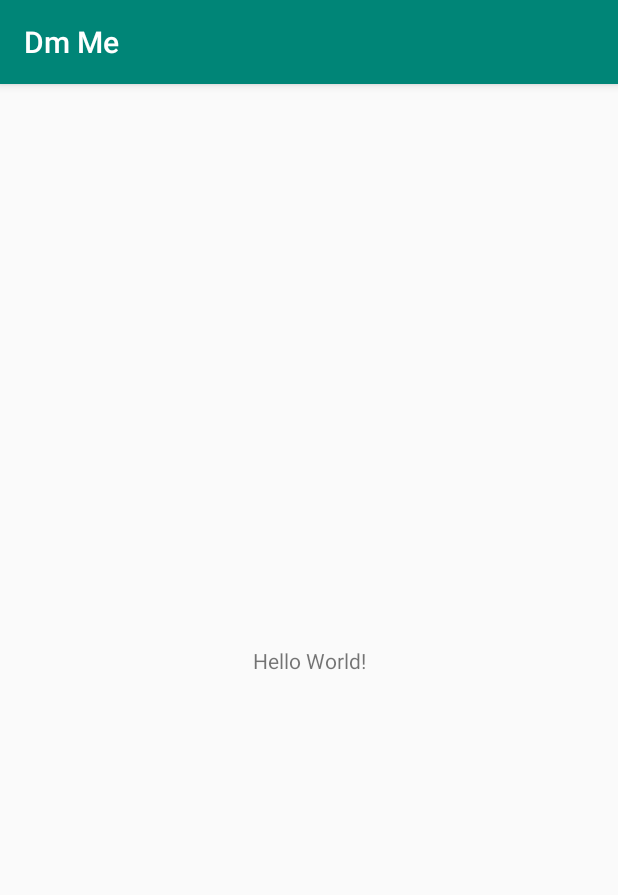
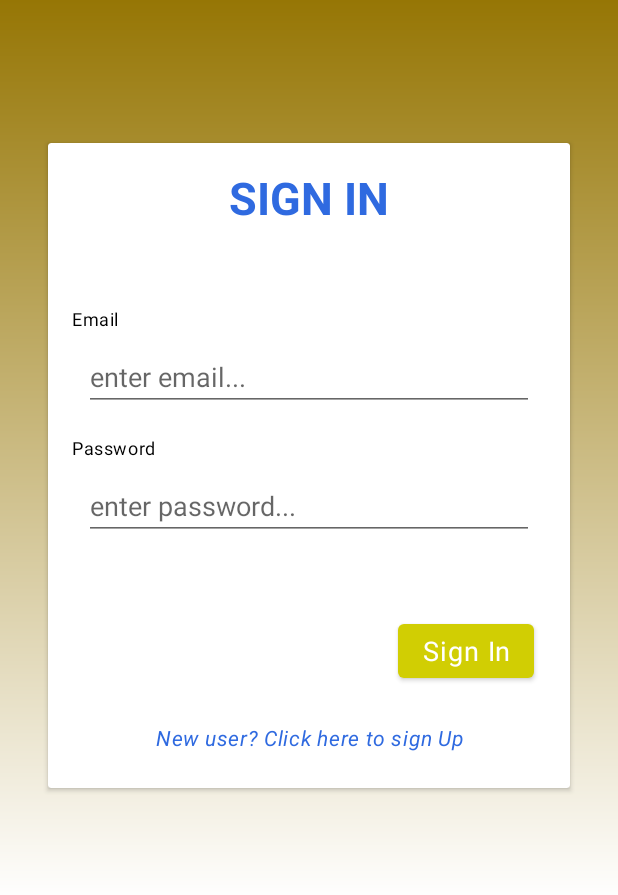
Before and after one commit to rohitj782/DmMe-, an Android app: the screen it shows after launch (MainActivity), on a phone screen of 412 x 824 dp. Shown: the top 895 px of the screen. Run offline under Robolectric (Android 15) with nearby library versions, the phone set to English and light mode, and no system bars; our stand-ins replace Firebase (no records; nobody signed in at launch, a user with empty details on screens opened directly).

```diff
--- a/app/src/main/AndroidManifest.xml
+++ b/app/src/main/AndroidManifest.xml
@@ -1,6 +1,7 @@
 <?xml version="1.0" encoding="utf-8"?>
 <manifest xmlns:android="http://schemas.android.com/apk/res/android"
           xmlns:tools="http://schemas.android.com/tools" package="com.rohitrj.dmme">
+
     <uses-permission android:name="android.permission.ACCESS_COARSE_LOCATION"/>
     <uses-permission android:name="android.permission.INTERNET"/>
     <uses-permission android:name="android.permission.ACCESS_FINE_LOCATION"/>
@@ -12,7 +13,7 @@
             android:roundIcon="@mipmap/ic_launcher_round"
             android:supportsRtl="true"
             android:theme="@style/AppTheme" tools:ignore="GoogleAppIndexingWarning">
-        <activity android:name=".MainActivity">
+        <activity android:name=".ui.MainActivity">
             <intent-filter>
                 <action android:name="android.intent.action.MAIN"/>
 
--- /dev/null
+++ b/app/src/main/java/com/rohitrj/dmme/data/User.kt
@@ -0,0 +1,6 @@
+package com.rohitrj.dmme.data
+
+class User(val name:String, val email:String, val password:String){
+    fun User(){}
+    constructor() : this("", "", "")
+}
--- a/app/src/main/java/com/rohitrj/dmme/MainActivity.kt
+++ b/app/src/main/java/com/rohitrj/dmme/ui/MainActivity.kt
@@ -1,9 +1,9 @@
-package com.rohitrj.dmme
+package com.rohitrj.dmme.ui
 
 import androidx.appcompat.app.AppCompatActivity
 import android.os.Bundle
 import com.google.firebase.analytics.FirebaseAnalytics
-
+import com.rohitrj.dmme.R
 
 
 class MainActivity : AppCompatActivity() {
--- /dev/null
+++ b/app/src/main/java/com/rohitrj/dmme/ui/authentication/signin/SignInViewModel.kt
@@ -0,0 +1,7 @@
+package com.rohitrj.dmme.ui.authentication.signin
+
+import androidx.lifecycle.ViewModel;
+
+class SignInViewModel : ViewModel() {
+    // TODO: Implement the ViewModel
+}
--- /dev/null
+++ b/app/src/main/java/com/rohitrj/dmme/ui/base/BaseFragment.kt
@@ -0,0 +1,26 @@
+package com.rohitrj.dmme.ui.base
+
+import android.os.Bundle
+import androidx.fragment.app.Fragment
+import kotlinx.coroutines.CoroutineScope
+import kotlinx.coroutines.Dispatchers
+import kotlinx.coroutines.Job
+import kotlin.coroutines.CoroutineContext
+
+abstract class BaseFragment: Fragment(), CoroutineScope {
+
+    private lateinit var job: Job
+
+    override val coroutineContext: CoroutineContext
+        get() = job + Dispatchers.Main
+
+    override fun onCreate(savedInstanceState: Bundle?) {
+        super.onCreate(savedInstanceState)
+        job = Job()
+    }
+
+    override fun onDestroy() {
+        super.onDestroy()
+        job.cancel()
+    }
+}
--- /dev/null
+++ b/app/src/main/java/com/rohitrj/dmme/ui/splash/SplashFragment.kt
@@ -0,0 +1,52 @@
+package com.rohitrj.dmme.ui.splash
+
+import androidx.lifecycle.ViewModelProviders
+import android.os.Bundle
+import androidx.fragment.app.Fragment
+import android.view.LayoutInflater
+import android.view.View
+import android.view.ViewGroup
+import androidx.navigation.Navigation
+
+import com.rohitrj.dmme.R
+import com.rohitrj.dmme.ui.base.BaseFragment
+import kotlinx.coroutines.delay
+import kotlinx.coroutines.launch
+
+class SplashFragment : BaseFragment() {
+
+    private lateinit var viewModel: SplashViewModel
+
+    override fun onCreateView(
+        inflater: LayoutInflater, container: ViewGroup?,
+        savedInstanceState: Bundle?
+    ): View? {
+        return inflater.inflate(R.layout.splash_fragment, container, false)
+    }
+
+    override fun onActivityCreated(savedInstanceState: Bundle?) {
+        super.onActivityCreated(savedInstanceState)
+        viewModel = ViewModelProviders.of(this).get(SplashViewModel::class.java)
+    }
+
+    override fun onViewCreated(view: View, savedInstanceState: Bundle?) {
+        super.onViewCreated(view, savedInstanceState)
+
+        launch {
+            delay(1200)
+
+            //check for authentication
+            if(isLoggedIn()){
+                //open home
+            }else{
+                //open sign in screen
+                Navigation.findNavController(view).navigate(SplashFragmentDirections.openSignIn())
+            }
+        }
+    }
+
+    private fun isLoggedIn(): Boolean {
+        return false
+    }
+
+}
--- /dev/null
+++ b/app/src/main/java/com/rohitrj/dmme/ui/splash/SplashViewModel.kt
@@ -0,0 +1,7 @@
+package com.rohitrj.dmme.ui.splash
+
+import androidx.lifecycle.ViewModel;
+
+class SplashViewModel : ViewModel() {
+    // TODO: Implement the ViewModel
+}
--- /dev/null
+++ b/app/src/main/res/drawable/gradient_background.xml
@@ -0,0 +1,9 @@
+<?xml version="1.0" encoding="utf-8"?>
+<shape android:shape="rectangle" xmlns:android="http://schemas.android.com/apk/res/android">
+
+    <gradient android:startColor="@color/colorPrimaryDark"
+              android:angle="270"
+              android:endColor="@color/colorWhite"/>
+
+
+</shape>
--- a/app/src/main/res/layout/activity_main.xml
+++ b/app/src/main/res/layout/activity_main.xml
@@ -5,15 +5,14 @@
         xmlns:app="http://schemas.android.com/apk/res-auto"
         android:layout_width="match_parent"
         android:layout_height="match_parent"
-        tools:context=".MainActivity">
-
-    <TextView
-            android:layout_width="wrap_content"
-            android:layout_height="wrap_content"
-            android:text="Hello World!"
-            app:layout_constraintBottom_toBottomOf="parent"
-            app:layout_constraintLeft_toLeftOf="parent"
-            app:layout_constraintRight_toRightOf="parent"
-            app:layout_constraintTop_toTopOf="parent"/>
-
+        tools:context=".ui.MainActivity">
+    <fragment
+            android:name="androidx.navigation.fragment.NavHostFragment"
+            android:layout_width="0dp"
+            android:layout_height="0dp"
+            app:navGraph="@navigation/mobile_navigation"
+            app:defaultNavHost="true"
+            android:id="@+id/nav_host_fragment" app:layout_constraintEnd_toEndOf="parent"
+            app:layout_constraintTop_toTopOf="parent" app:layout_constraintStart_toStartOf="parent"
+            app:layout_constraintBottom_toBottomOf="parent"/>
 </androidx.constraintlayout.widget.ConstraintLayout>
--- /dev/null
+++ b/app/src/main/res/layout/sign_in_fragment.xml
@@ -0,0 +1,96 @@
+<?xml version="1.0" encoding="utf-8"?>
+<ScrollView
+        xmlns:android="http://schemas.android.com/apk/res/android"
+        xmlns:app="http://schemas.android.com/apk/res-auto" xmlns:tools="http://schemas.android.com/tools"
+        android:layout_width="match_parent"
+        android:layout_height="match_parent">
+    <androidx.constraintlayout.widget.ConstraintLayout
+            android:layout_width="match_parent"
+            android:layout_height="wrap_content"
+            tools:context=".ui.authentication.signin.SignInFragment" android:background="@drawable/gradient_background">
+        <androidx.cardview.widget.CardView
+                android:layout_width="match_parent"
+                android:layout_height="wrap_content" app:layout_constraintBottom_toBottomOf="parent"
+                android:layout_marginTop="95dp" app:layout_constraintTop_toTopOf="parent"
+                app:layout_constraintStart_toStartOf="parent" app:layout_constraintEnd_toEndOf="parent"
+                android:layout_marginBottom="75dp"
+                android:layout_marginStart="32dp" android:layout_marginEnd="32dp">
+            <androidx.constraintlayout.widget.ConstraintLayout android:layout_width="match_parent"
+                                                               android:layout_height="match_parent">
+                <TextView
+                        android:text="SIGN IN"
+                        android:layout_width="wrap_content"
+                        android:layout_height="wrap_content" android:id="@+id/textView4"
+                        app:layout_constraintEnd_toEndOf="parent" android:layout_marginEnd="8dp"
+                        app:layout_constraintStart_toStartOf="parent" android:layout_marginStart="8dp"
+                        app:layout_constraintTop_toTopOf="parent" android:layout_marginTop="16dp"
+                        android:textSize="30sp"
+                        android:textColor="@color/colorAccent" android:textStyle="bold"/>
+                <TextView
+                        android:text="Email"
+                        android:layout_width="wrap_content"
+                        android:layout_height="wrap_content"
+                        android:id="@+id/textView5" android:layout_marginTop="52dp"
+                        app:layout_constraintTop_toBottomOf="@+id/textView4"
+                        app:layout_constraintStart_toStartOf="parent"
+                        android:layout_marginStart="16dp" android:textColor="@android:color/black"
+                        android:textAppearance="@style/TextAppearance.MaterialComponents.Caption"/>
+                <EditText
+                        android:layout_width="0dp"
+                        android:layout_height="wrap_content"
+                        android:inputType="textEmailAddress"
+                        android:ems="10"
+                        android:id="@+id/editTextSignIn" app:layout_constraintStart_toStartOf="@+id/textView5"
+                        android:layout_marginStart="8dp" android:layout_marginTop="8dp"
+                        app:layout_constraintTop_toBottomOf="@+id/textView5" android:layout_marginEnd="24dp"
+                        app:layout_constraintEnd_toEndOf="parent" android:hint="enter email..."/>
+                <TextView
+                        android:text="Password"
+                        android:layout_width="wrap_content"
+                        android:layout_height="wrap_content"
+                        android:id="@+id/textView6" app:layout_constraintStart_toStartOf="@+id/textView5"
+                        android:layout_marginTop="16dp" app:layout_constraintTop_toBottomOf="@+id/editTextSignIn"
+                        android:textColor="@android:color/black"
+                        android:textAppearance="@style/TextAppearance.MaterialComponents.Caption"/>
+                <EditText
+                        android:layout_width="0dp"
+                        android:layout_height="wrap_content"
+                        android:inputType="textPassword"
+                        android:ems="10"
+                        android:id="@+id/editTextPassword" app:layout_constraintStart_toStartOf="@+id/editTextSignIn"
+                        android:layout_marginTop="8dp"
+                        app:layout_constraintTop_toBottomOf="@+id/textView6" android:layout_marginEnd="24dp"
+                        app:layout_constraintEnd_toEndOf="parent" android:hint="enter password..."/>
+                <Button
+                        android:text="Sign In"
+                        android:layout_width="wrap_content"
+                        android:layout_height="wrap_content"
+                        android:id="@+id/buttonSignIn" android:layout_marginTop="50dp"
+                        app:layout_constraintTop_toBottomOf="@+id/editTextPassword"
+                        app:layout_constraintEnd_toEndOf="@+id/editTextPassword"
+                        android:textAppearance="@style/TextAppearance.MaterialComponents.Caption"
+                        android:textSize="18sp"/>
+                <TextView
+                        android:text="New user? Click here to sign Up"
+                        android:layout_width="wrap_content"
+                        android:layout_height="wrap_content"
+                        android:id="@+id/textViewSignUp" android:layout_marginTop="24dp"
+                        app:layout_constraintTop_toBottomOf="@+id/buttonSignIn"
+                        app:layout_constraintStart_toStartOf="parent" android:layout_marginStart="8dp"
+                        app:layout_constraintEnd_toEndOf="parent" android:layout_marginEnd="8dp"
+                        android:textAppearance="@style/TextAppearance.MaterialComponents.Caption"
+                        android:textColor="@color/colorAccent" android:textStyle="italic" android:textSize="14sp"
+                        android:layout_marginBottom="24dp" app:layout_constraintBottom_toBottomOf="parent"/>
+                <ProgressBar
+                        style="?android:attr/progressBarStyle"
+                        android:layout_width="wrap_content"
+                        android:layout_height="wrap_content"
+                        android:id="@+id/progressBarSignIn" android:layout_marginTop="8dp"
+                        app:layout_constraintTop_toTopOf="parent" android:layout_marginBottom="8dp"
+                        app:layout_constraintBottom_toBottomOf="parent" app:layout_constraintEnd_toEndOf="parent"
+                        android:layout_marginEnd="8dp" app:layout_constraintStart_toStartOf="parent"
+                        android:layout_marginStart="8dp" android:visibility="invisible"/>
+            </androidx.constraintlayout.widget.ConstraintLayout>
+        </androidx.cardview.widget.CardView>
+    </androidx.constraintlayout.widget.ConstraintLayout>
+</ScrollView>
--- /dev/null
+++ b/app/src/main/res/navigation/mobile_navigation.xml
@@ -0,0 +1,20 @@
+<?xml version="1.0" encoding="utf-8"?>
+<navigation xmlns:android="http://schemas.android.com/apk/res/android"
+            xmlns:app="http://schemas.android.com/apk/res-auto"
+            xmlns:tools="http://schemas.android.com/tools" android:id="@+id/mobile_navigation"
+            app:startDestination="@id/splashFragment">
+
+    <fragment android:id="@+id/splashFragment" android:name="com.rohitrj.dmme.ui.splash.SplashFragment"
+              android:label="splash_fragment" tools:layout="@layout/splash_fragment">
+        <action android:id="@+id/openSignIn" app:destination="@id/signInFragment"
+                app:popExitAnim="@anim/fragment_open_exit" app:popUpTo="@+id/splashFragment"
+                app:launchSingleTop="true" app:popUpToInclusive="true"/>
+    </fragment>
+    <fragment android:id="@+id/signInFragment" android:name="com.rohitrj.dmme.ui.authentication.signin.SignInFragment"
+              android:label="sign_in_fragment" tools:layout="@layout/sign_in_fragment">
+        <action android:id="@+id/openSignUp" app:destination="@id/signUpFragment"
+                app:popExitAnim="@anim/fragment_open_exit"/>
+    </fragment>
+    <fragment android:id="@+id/signUpFragment" android:name="com.rohitrj.dmme.ui.authentication.signup.SignUpFragment"
+              android:label="sign_up_fragment" tools:layout="@layout/sign_up_fragment"/>
+</navigation>
--- a/app/src/main/res/values/colors.xml
+++ b/app/src/main/res/values/colors.xml
@@ -1,6 +1,9 @@
 <?xml version="1.0" encoding="utf-8"?>
 <resources>
-    <color name="colorPrimary">#008577</color>
-    <color name="colorPrimaryDark">#00574B</color>
-    <color name="colorAccent">#D81B60</color>
+    <color name="colorPrimary">#D1CE03</color>
+    <color name="colorPrimaryDark">#967605</color>
+    <color name="colorAccent">#2F6AE0</color>
+
+    <color name="colorRed">#DB0B0B</color>
+    <color name="colorWhite">#ffffff</color>
 </resources>
--- a/app/src/main/res/values/styles.xml
+++ b/app/src/main/res/values/styles.xml
@@ -1,7 +1,7 @@
 <resources>
 
     <!-- Base application theme. -->
-    <style name="AppTheme" parent="Theme.AppCompat.Light.DarkActionBar">
+    <style name="AppTheme" parent="Theme.MaterialComponents.Light.NoActionBar">
         <!-- Customize your theme here. -->
         <item name="colorPrimary">@color/colorPrimary</item>
         <item name="colorPrimaryDark">@color/colorPrimaryDark</item>
--- a/build.gradle
+++ b/build.gradle
@@ -11,7 +11,7 @@ buildscript {
     dependencies {
         classpath 'com.android.tools.build:gradle:3.4.2'
         classpath "org.jetbrains.kotlin:kotlin-gradle-plugin:$kotlin_version"
-        classpath "androidx.navigation:navigation-safe-args-gradle-plugin:2.1.0-beta02"
+        classpath "androidx.navigation:navigation-safe-args-gradle-plugin:2.2.0-alpha01"
         classpath 'com.google.gms:google-services:4.3.0'
         // NOTE: Do not place your application dependencies here; they belong
         // in the individual module build.gradle files
```
Also changed, not shown: app/build.gradle (+20 -1 lines), app/src/main/java/com/rohitrj/dmme/ui/authentication/signin/SignInFragment.kt (added, +116 -0 lines), app/src/main/java/com/rohitrj/dmme/ui/authentication/signup/SignUpFragment.kt (added, +121 -0 lines), app/src/main/java/com/rohitrj/dmme/ui/authentication/signup/SignUpViewModel.kt (added, +7 -0 lines), app/src/main/res/layout/sign_up_fragment.xml (added, +108 -0 lines), app/src/main/res/layout/splash_fragment.xml (added, +16 -0 lines).
